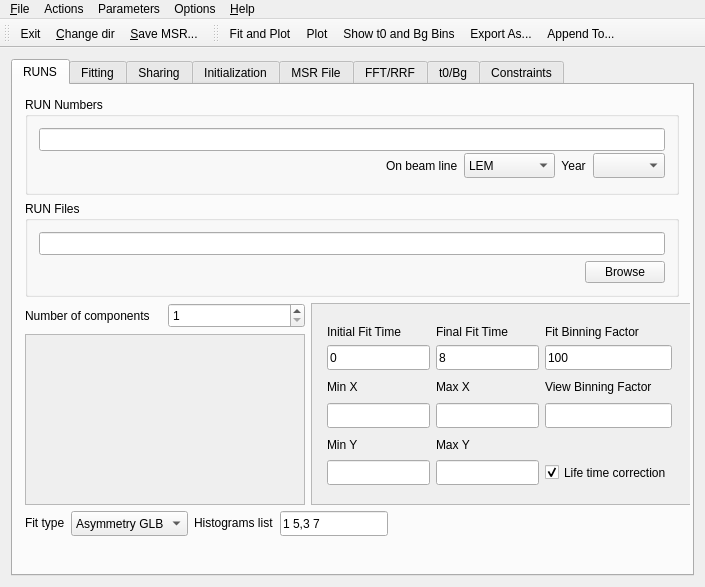
aPeter1/musrfit-fork, file src/external/MuSRFitGUI/MuSRFit4.ui: the form before one commit.
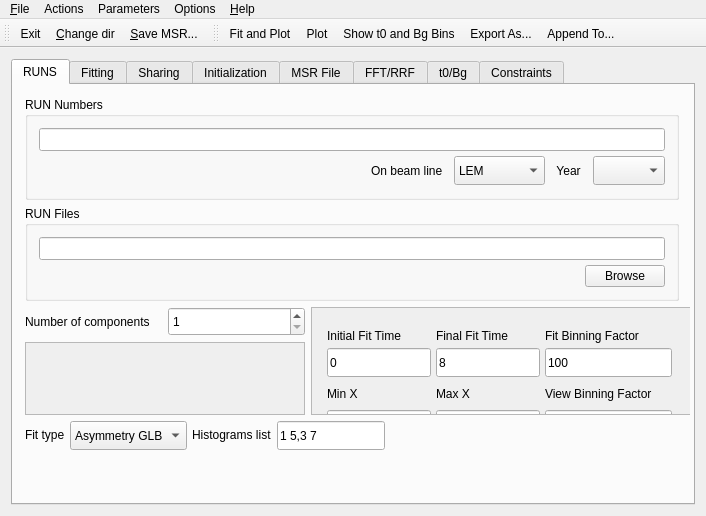
The form after the commit. Icons and pictures are not drawn. Custom widgets are drawn as their Qt base class.

Commit message: Fixed some bugs in FUNCTIONS etc.

```diff
--- a/src/external/MuSRFitGUI/MuSRFit4.ui
+++ b/src/external/MuSRFitGUI/MuSRFit4.ui
@@ -6,8 +6,8 @@
    <rect>
     <x>0</x>
     <y>0</y>
-    <width>705</width>
-    <height>587</height>
+    <width>706</width>
+    <height>516</height>
    </rect>
   </property>
   <property name="sizePolicy">
@@ -33,6 +33,12 @@
    <string>MuSRFitGUI</string>
   </property>
   <widget class="QWidget" name="widget">
+   <property name="sizePolicy">
+    <sizepolicy hsizetype="Expanding" vsizetype="Expanding">
+     <horstretch>0</horstretch>
+     <verstretch>0</verstretch>
+    </sizepolicy>
+   </property>
    <layout class="QGridLayout">
     <item row="0" column="0">
      <widget class="QTabWidget" name="musrfit_tabs">
@@ -70,12 +76,18 @@
           <x>1</x>
           <y>1</y>
           <width>676</width>
-          <height>461</height>
+          <height>375</height>
          </rect>
         </property>
         <layout class="QVBoxLayout" name="verticalLayout_2">
          <item>
           <widget class="QGroupBox" name="runsAuto">
+           <property name="sizePolicy">
+            <sizepolicy hsizetype="Expanding" vsizetype="Preferred">
+             <horstretch>0</horstretch>
+             <verstretch>0</verstretch>
+            </sizepolicy>
+           </property>
            <property name="title">
             <string>RUN Numbers</string>
            </property>
@@ -95,7 +107,7 @@
                <number>0</number>
               </property>
               <property name="spacing">
-               <number>0</number>
+               <number>5</number>
               </property>
               <item row="1" column="4">
                <widget class="QComboBox" name="year">
@@ -114,7 +126,7 @@
                 <property name="maximumSize">
                  <size>
                   <width>16777215</width>
-                  <height>25</height>
+                  <height>29</height>
                  </size>
                 </property>
                 <property name="editable">
@@ -198,7 +210,7 @@
                 <property name="maximumSize">
                  <size>
                   <width>16777215</width>
-                  <height>25</height>
+                  <height>29</height>
                  </size>
                 </property>
                 <item>
@@ -322,6 +334,9 @@
            <layout class="QGridLayout" name="gridLayout_4">
             <item row="0" column="0">
              <layout class="QGridLayout" name="runFiles_2" rowstretch="1,0">
+              <property name="spacing">
+               <number>5</number>
+              </property>
               <item row="1" column="0">
                <spacer name="spacer3">
                 <property name="orientation">
@@ -358,7 +373,7 @@
                 <property name="maximumSize">
                  <size>
                   <width>16777215</width>
-                  <height>25</height>
+                  <height>29</height>
                  </size>
                 </property>
                 <property name="toolTip">
@@ -389,7 +404,7 @@
                 <property name="maximumSize">
                  <size>
                   <width>16777215</width>
-                  <height>25</height>
+                  <height>29</height>
                  </size>
                 </property>
                 <property name="toolTip">
@@ -419,13 +434,13 @@
                  <property name="minimumSize">
                   <size>
                    <width>0</width>
-                   <height>25</height>
+                   <height>29</height>
                   </size>
                  </property>
                  <property name="maximumSize">
                   <size>
                    <width>16777215</width>
-                   <height>25</height>
+                   <height>29</height>
                   </size>
                  </property>
                  <property name="palette">
@@ -886,13 +901,13 @@
                  <property name="minimumSize">
                   <size>
                    <width>0</width>
-                   <height>25</height>
+                   <height>29</height>
                   </size>
                  </property>
                  <property name="maximumSize">
                   <size>
                    <width>16777215</width>
-                   <height>25</height>
+                   <height>29</height>
                   </size>
                  </property>
                  <property name="minimum">
@@ -928,7 +943,7 @@
                   <x>0</x>
                   <y>0</y>
                   <width>276</width>
-                  <height>180</height>
+                  <height>70</height>
                  </rect>
                 </property>
                 <widget class="QVBoxLayout" name="columnView" native="true">
@@ -969,7 +984,7 @@
                 <x>0</x>
                 <y>0</y>
                 <width>380</width>
-                <height>215</height>
+                <height>109</height>
                </rect>
               </property>
               <widget class="QWidget" name="layoutWidget2">
@@ -978,7 +993,7 @@
                  <x>10</x>
                  <y>10</y>
                  <width>355</width>
-                 <height>180</height>
+                 <height>192</height>
                 </rect>
                </property>
                <layout class="QGridLayout" name="gridLayout_1">
@@ -988,6 +1003,9 @@
                 <property name="rightMargin">
                  <number>5</number>
                 </property>
+                <property name="spacing">
+                 <number>5</number>
+                </property>
                 <item row="0" column="0">
                  <widget class="QLabel" name="tisLabel">
                   <property name="sizePolicy">
@@ -1047,13 +1065,13 @@
                   <property name="minimumSize">
                    <size>
                     <width>0</width>
-                    <height>25</height>
+                    <height>29</height>
                    </size>
                   </property>
                   <property name="maximumSize">
                    <size>
                     <width>16777215</width>
-                    <height>25</height>
+                    <height>29</height>
                    </size>
                   </property>
                   <property name="text">
@@ -1072,13 +1090,13 @@
                   <property name="minimumSize">
                    <size>
                     <width>0</width>
-                    <height>25</height>
+                    <height>29</height>
                    </size>
                   </property>
                   <property name="maximumSize">
                    <size>
                     <width>16777215</width>
-                    <height>25</height>
+                    <height>29</height>
                    </size>
                   </property>
                   <property name="text">
@@ -1097,13 +1115,13 @@
                   <property name="minimumSize">
                    <size>
                     <width>0</width>
-                    <height>25</height>
+                    <height>29</height>
                    </size>
                   </property>
                   <property name="maximumSize">
                    <size>
                     <width>16777215</width>
-                    <height>25</height>
+                    <height>29</height>
                    </size>
                   </property>
                   <property name="text">
@@ -1122,7 +1140,7 @@
                   <property name="minimumSize">
                    <size>
                     <width>0</width>
-                    <height>25</height>
+                    <height>29</height>
                    </size>
                   </property>
                   <property name="text">
@@ -1144,7 +1162,7 @@
                   <property name="minimumSize">
                    <size>
                     <width>0</width>
-                    <height>25</height>
+                    <height>29</height>
                    </size>
                   </property>
                   <property name="text">
@@ -1166,7 +1184,7 @@
                   <property name="minimumSize">
                    <size>
                     <width>0</width>
-                    <height>25</height>
+                    <height>29</height>
                    </size>
                   </property>
                   <property name="text">
@@ -1182,7 +1200,7 @@
                   <property name="minimumSize">
                    <size>
                     <width>0</width>
-                    <height>25</height>
+                    <height>29</height>
                    </size>
                   </property>
                  </widget>
@@ -1192,7 +1210,7 @@
                   <property name="minimumSize">
                    <size>
                     <width>0</width>
-                    <height>25</height>
+                    <height>29</height>
                    </size>
                   </property>
                  </widget>
@@ -1202,7 +1220,7 @@
                   <property name="minimumSize">
                    <size>
                     <width>0</width>
-                    <height>25</height>
+                    <height>29</height>
                    </size>
                   </property>
                  </widget>
@@ -1212,7 +1230,7 @@
                   <property name="minimumSize">
                    <size>
                     <width>0</width>
-                    <height>25</height>
+                    <height>29</height>
                    </size>
                   </property>
                   <property name="text">
@@ -1228,7 +1246,7 @@
                   <property name="minimumSize">
                    <size>
                     <width>0</width>
-                    <height>25</height>
+                    <height>29</height>
                    </size>
                   </property>
                   <property name="text">
@@ -1266,7 +1284,7 @@
                   <property name="minimumSize">
                    <size>
                     <width>0</width>
-                    <height>25</height>
+                    <height>29</height>
                    </size>
                   </property>
                  </widget>
@@ -1276,7 +1294,7 @@
                   <property name="minimumSize">
                    <size>
                     <width>0</width>
-                    <height>25</height>
+                    <height>29</height>
                    </size>
                   </property>
                  </widget>
@@ -1292,7 +1310,7 @@
                   <property name="minimumSize">
                    <size>
                     <width>0</width>
-                    <height>25</height>
+                    <height>29</height>
                    </size>
                   </property>
                   <property name="text">
@@ -1315,6 +1333,9 @@
            <property name="sizeConstraint">
             <enum>QLayout::SetDefaultConstraint</enum>
            </property>
+           <property name="spacing">
+            <number>5</number>
+           </property>
            <item row="0" column="0">
             <widget class="QLabel" name="fitAsyTypeLabel">
              <property name="sizePolicy">
@@ -1342,13 +1363,13 @@
              <property name="minimumSize">
               <size>
                <width>0</width>
-               <height>25</height>
+               <height>29</height>
               </size>
              </property>
              <property name="maximumSize">
               <size>
                <width>16777215</width>
-               <height>25</height>
+               <height>29</height>
               </size>
              </property>
              <item>
@@ -1395,13 +1416,13 @@
              <property name="minimumSize">
               <size>
                <width>0</width>
-               <height>25</height>
+               <height>29</height>
               </size>
              </property>
              <property name="maximumSize">
               <size>
                <width>16777215</width>
-               <height>25</height>
+               <height>29</height>
               </size>
              </property>
              <property name="text">
@@ -4085,7 +4106,7 @@
     <rect>
      <x>0</x>
      <y>0</y>
-     <width>705</width>
+     <width>706</width>
      <height>27</height>
     </rect>
    </property>
```
Left out of the diff: 182 changed lines with no effect on the pictures. The commit also changes 2 other files.
